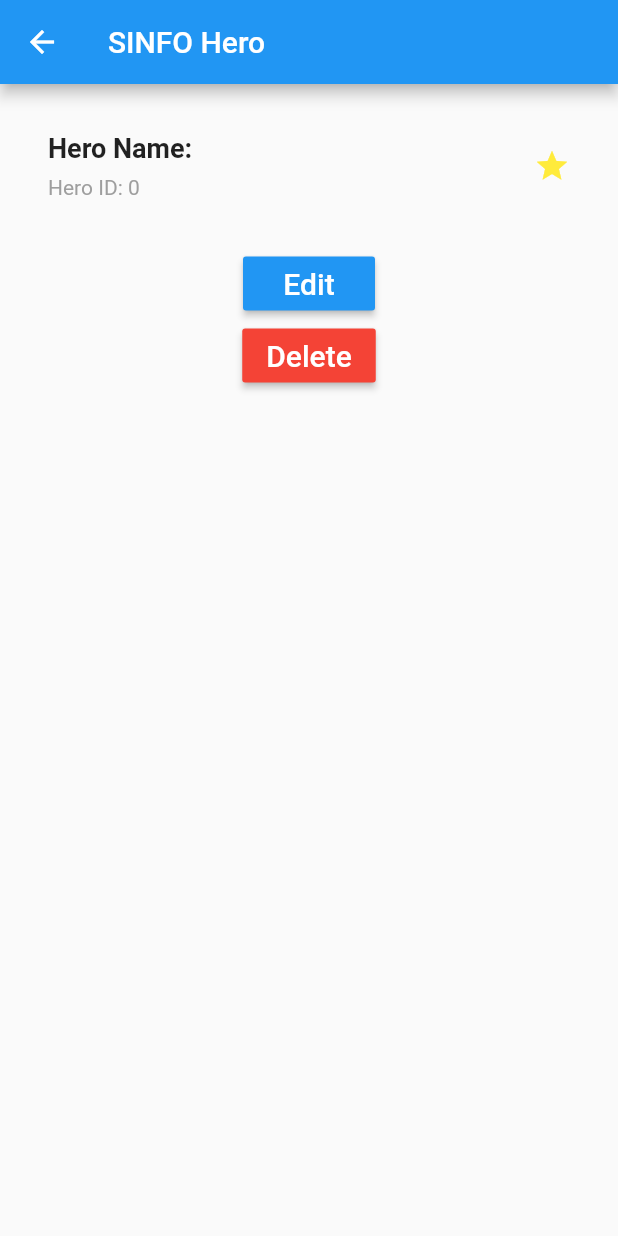
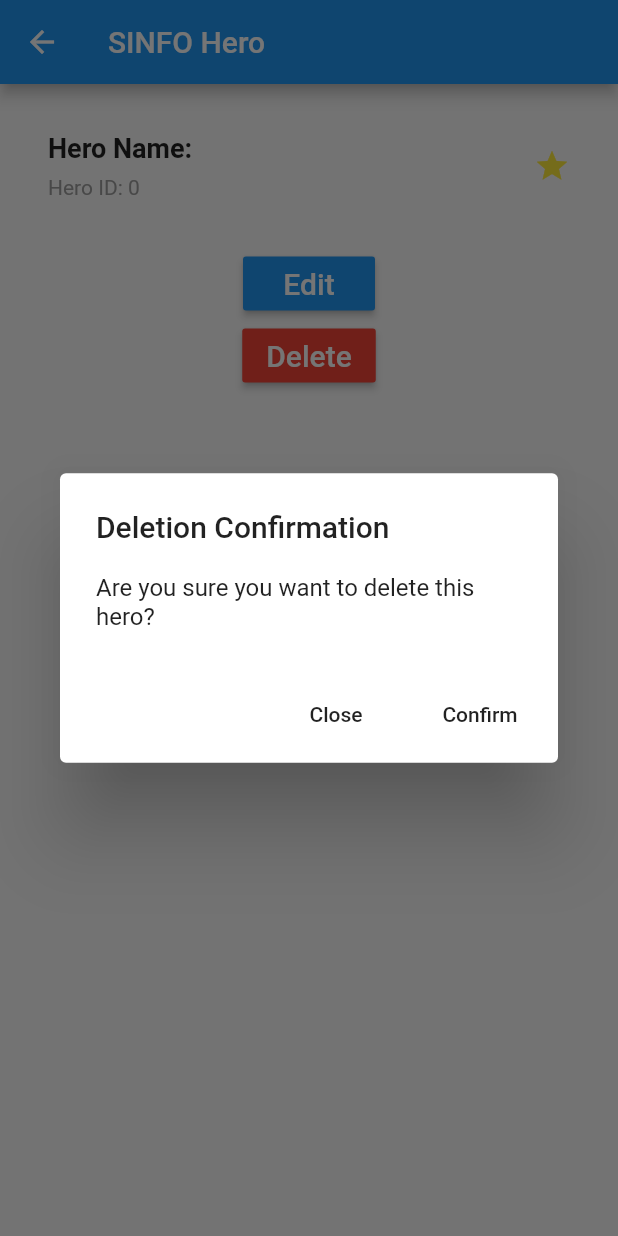
Before and after one commit to PMax5/heroes-app, a Flutter app: the HeroView screen opened directly with empty values, after a tap on "Delete", on a phone screen of 412 x 824 dp. Run offline on Flutter 3.47's test engine with Material 2 defaults, Android fonts, the phone set to English and light mode, and no system bars; network calls fail.

Commit message:
Added delete method, to delete heroes.

```diff
--- a/lib/heroes.dart
+++ b/lib/heroes.dart
@@ -12,7 +12,11 @@ class HeroesList extends StatelessWidget {
   final _biggerFont = const TextStyle(fontSize: 18.0);
 
     Future<List<SinfoHero>> getHeroes() async {
-      return heroesService.getHeroes();
+      try {
+        return heroesService.getHeroes();
+      } catch (Exception) {
+        print("[SINFO Heroes] Could not load heroes...");
+      }
     }
 
     Widget _buildHeroes() {
--- a/lib/heroservice.dart
+++ b/lib/heroservice.dart
@@ -7,6 +7,11 @@ import 'hero.dart';
 class HeroService {
 
   final String apiUrl = "https://api.pmxpt.dev/";
+  final Map<String, String> requestHeaders = {
+    'Content-Type': 'application/json',
+    'Accept': 'application/json',
+    'Access-Control-Allow-Headers': 'Content-Type'
+  };
 
   Future<SinfoHero> createHero(int id, String title) async {
     final http.Response response = await http.post(
@@ -32,11 +37,7 @@ class HeroService {
 
     final http.Response response = await http.get(
       this.apiUrl + "/hero",
-      headers: <String, String> {
-        'Content-Type': 'application/json',
-        'Accept': 'application/json',
-        'Access-Control-Allow-Headers': 'Content-Type'
-      }
+      headers: requestHeaders
     );
 
     if (response.statusCode != 200)
@@ -51,11 +52,7 @@ class HeroService {
 
     final http.Response response = await http.get(
       this.apiUrl + "/hero" + heroId.toString(),
-        headers: <String, String> {
-          'Content-Type': 'application/json',
-          'Accept': 'application/json',
-          'Access-Control-Allow-Headers': 'Content-Type'
-        }
+      headers: requestHeaders
     );
 
     if (response.statusCode != 200)
@@ -64,4 +61,14 @@ class HeroService {
     return SinfoHero.fromJson(json.decode(response.body));
   }
 
+  void deleteHero(int heroId) async {
+    final http.Response response = await http.delete(
+      this.apiUrl + "/hero/" + heroId.toString(),
+      headers: requestHeaders
+    );
+
+    if (response.statusCode != 200)
+      throw Exception("[SINFO Heroes] Failed to delete hero.");
+  }
+
 }
--- a/lib/heroview.dart
+++ b/lib/heroview.dart
@@ -1,11 +1,13 @@
 
 
 import 'package:flutter/material.dart';
+import 'package:heroesapp/heroservice.dart';
 import 'hero.dart';
 
 class HeroView extends StatelessWidget {
 
   SinfoHero hero;
+  HeroService heroService = new HeroService();
 
   HeroView(SinfoHero hero) {
     this.hero = hero;
@@ -63,10 +65,37 @@ class HeroView extends StatelessWidget {
     );
   }
 
-  Widget _buildDeleteButton() {
+  Widget _buildDeleteButton(BuildContext context) {
     return RaisedButton(
       color: Colors.red,
-      onPressed: () {},
+      onPressed: () {
+        showDialog(
+          context: context,
+          builder: (BuildContext context) {
+            // return object of type Dialog
+            return AlertDialog(
+              title: new Text("Deletion Confirmation"),
+              content: new Text("Are you sure you want to delete this hero?"),
+              actions: <Widget>[
+                new FlatButton(
+                  child: new Text("Close"),
+                  onPressed: () {
+                    Navigator.of(context).pop();
+                  }
+                ),
+                new FlatButton(
+                    child: new Text("Confirm"),
+                    onPressed: () {
+                      Navigator.of(context).pop();
+                      Navigator.pop(context);
+                      heroService.deleteHero(hero.getId());
+                    }
+                ),
+              ],
+            );
+          },
+        );
+      },
       child: const Text(
           'Delete',
           style: TextStyle(
@@ -87,7 +116,7 @@ class HeroView extends StatelessWidget {
         children: <Widget>[
           _buildTitleSection(),
           _buildEditButton(),
-          _buildDeleteButton()
+          _buildDeleteButton(context)
         ],
       )
     );
```
